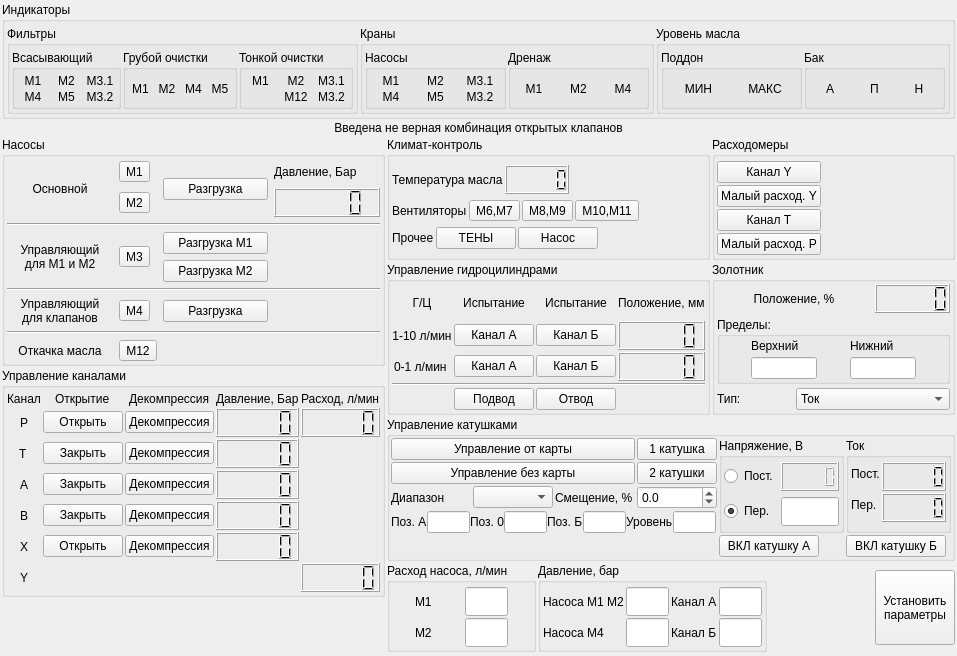
firef0xff/SSHGS01, file manual_control.ui: the form before one commit.
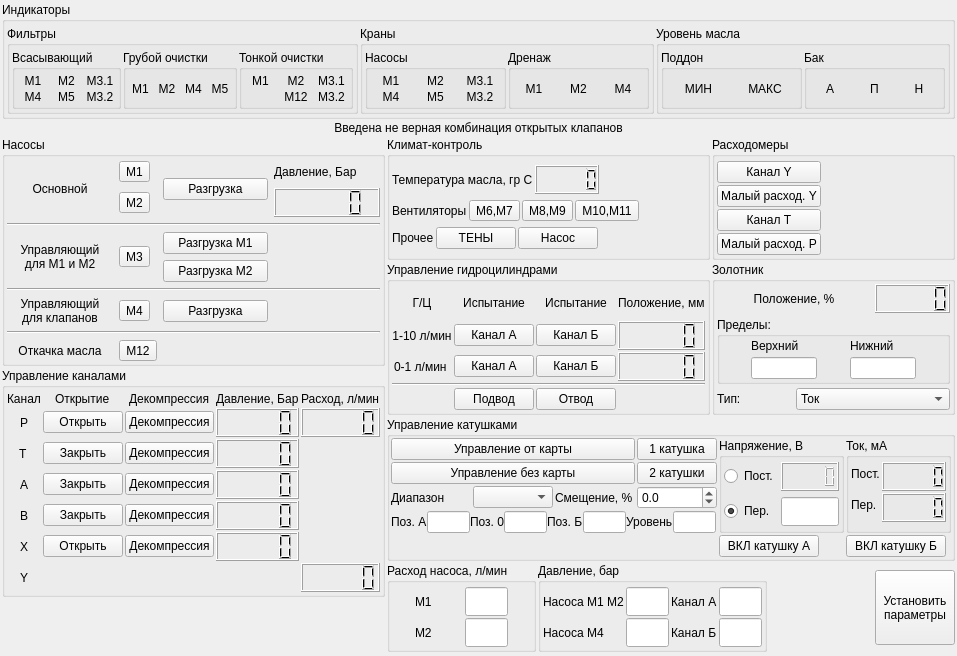
The form after the commit.

Commit message: Добавить размерность для тока и напряжения, убрать отрицательные значения (заменить на «0»).

The edit to the form file:
```diff
--- a/manual_control.ui
+++ b/manual_control.ui
@@ -6,8 +6,8 @@
    <rect>
     <x>0</x>
     <y>0</y>
-    <width>902</width>
-    <height>597</height>
+    <width>1055</width>
+    <height>822</height>
    </rect>
   </property>
   <property name="sizePolicy">
@@ -939,7 +939,7 @@
             <item>
              <widget class="QLabel" name="label_12">
               <property name="text">
-               <string>Температура масла</string>
+               <string>Температура масла, гр С</string>
               </property>
              </widget>
             </item>
@@ -1673,7 +1673,7 @@
         <item row="0" column="6" rowspan="4">
          <widget class="QGroupBox" name="groupBox_3">
           <property name="title">
-           <string>Ток</string>
+           <string>Ток, мА</string>
           </property>
           <layout class="QFormLayout" name="formLayout_2">
            <property name="horizontalSpacing">
```
The commit also changes 1 other file.
